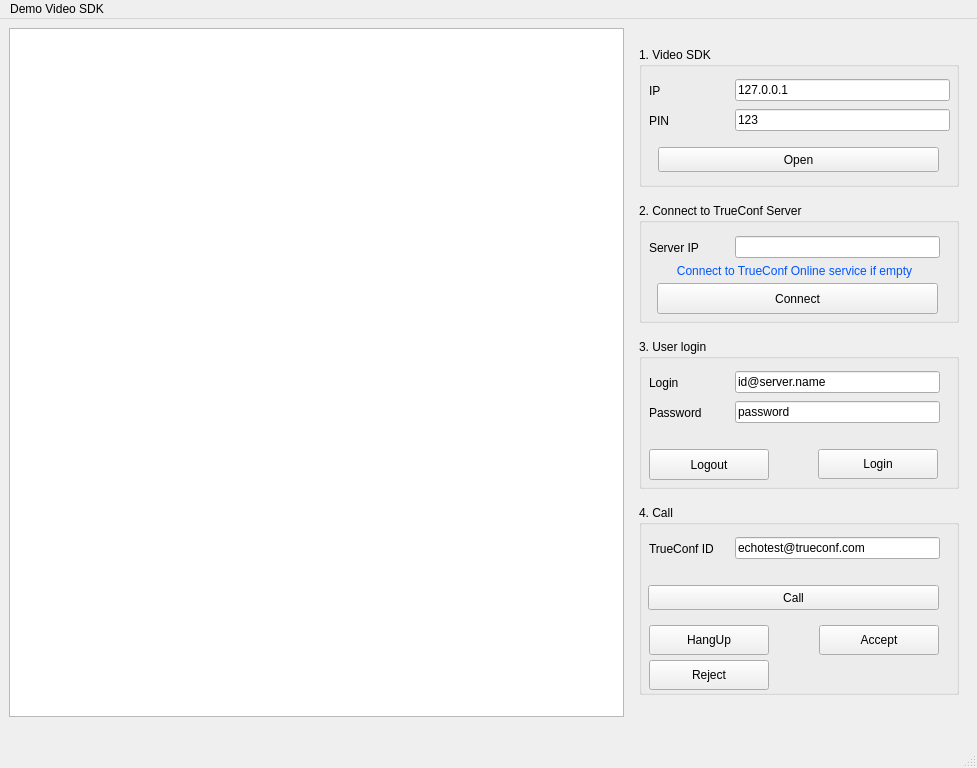
Before: the Qt Designer form mainwindow.ui in zoboff/DemoQtVideoSDK, drawn with Qt 5.
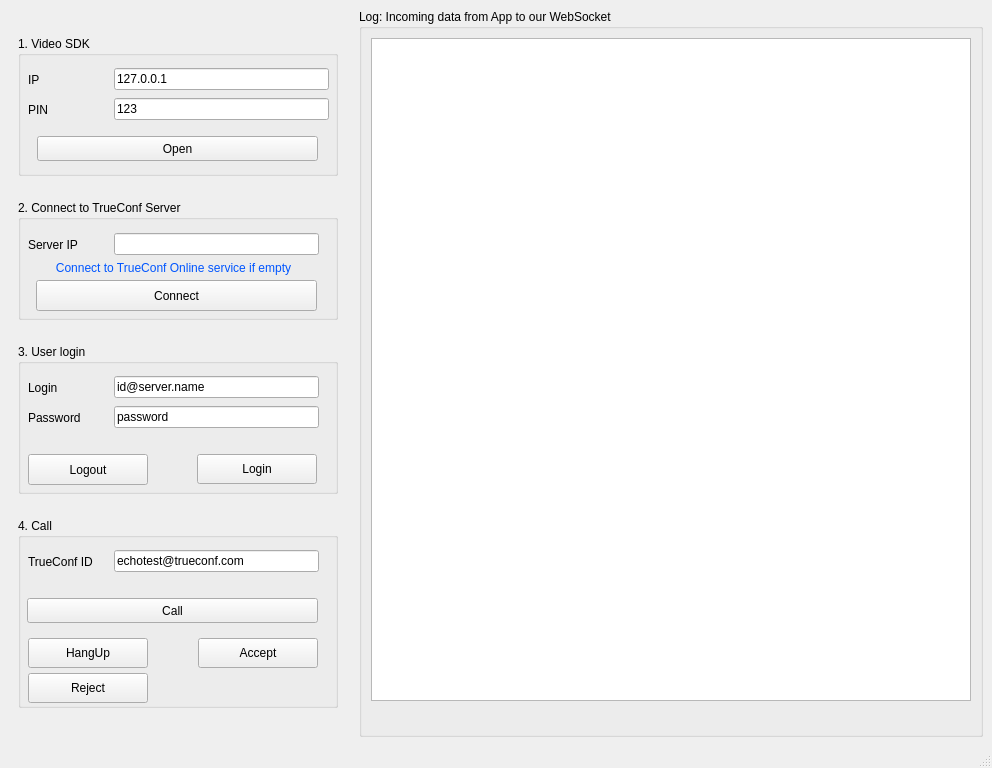
After: the same form once the commit is applied.

Commit message: + all incoming data messages append to the listWidget

```diff
--- a/mainwindow.ui
+++ b/mainwindow.ui
@@ -6,7 +6,7 @@
    <rect>
     <x>0</x>
     <y>0</y>
-    <width>977</width>
+    <width>992</width>
     <height>768</height>
    </rect>
   </property>
@@ -23,16 +23,6 @@
          <layout class="QVBoxLayout" name="verticalLayout_4">
           <item>
            <layout class="QHBoxLayout" name="horizontalLayout_2">
-            <item>
-             <widget class="QListWidget" name="listWidget">
-              <property name="iconSize">
-               <size>
-                <width>18</width>
-                <height>18</height>
-               </size>
-              </property>
-             </widget>
-            </item>
             <item>
              <widget class="QWidget" name="widget" native="true">
               <property name="minimumSize">
@@ -461,7 +451,49 @@
              </widget>
             </item>
             <item>
-             <layout class="QFormLayout" name="formLayout"/>
+             <layout class="QFormLayout" name="formLayout">
+              <item row="0" column="1">
+               <widget class="QGroupBox" name="groupBox_5">
+                <property name="title">
+                 <string>Log: Incoming data from App to our WebSocket</string>
+                </property>
+                <layout class="QVBoxLayout" name="verticalLayout_6">
+                 <item>
+                  <layout class="QVBoxLayout" name="verticalLayout_2">
+                   <item>
+                    <widget class="QListWidget" name="listWidget">
+                     <property name="editTriggers">
+                      <set>QAbstractItemView::CurrentChanged|QAbstractItemView::DoubleClicked|QAbstractItemView::EditKeyPressed</set>
+                     </property>
+                     <property name="iconSize">
+                      <size>
+                       <width>18</width>
+                       <height>18</height>
+                      </size>
+                     </property>
+                    </widget>
+                   </item>
+                   <item>
+                    <widget class="QLabel" name="stateLabel">
+                     <property name="font">
+                      <font>
+                       <pointsize>12</pointsize>
+                      </font>
+                     </property>
+                     <property name="text">
+                      <string>&lt;State&gt;</string>
+                     </property>
+                     <property name="alignment">
+                      <set>Qt::AlignCenter</set>
+                     </property>
+                    </widget>
+                   </item>
+                  </layout>
+                 </item>
+                </layout>
+               </widget>
+              </item>
+             </layout>
             </item>
            </layout>
           </item>
@@ -471,16 +503,6 @@
       </item>
      </layout>
     </item>
-    <item>
-     <widget class="QLabel" name="stateLabel">
-      <property name="text">
-       <string>&lt;Current state&gt;</string>
-      </property>
-      <property name="alignment">
-       <set>Qt::AlignCenter</set>
-      </property>
-     </widget>
-    </item>
    </layout>
   </widget>
   <widget class="QMenuBar" name="menubar">
@@ -488,16 +510,10 @@
     <rect>
      <x>0</x>
      <y>0</y>
-     <width>977</width>
+     <width>992</width>
      <height>21</height>
     </rect>
    </property>
-   <widget class="QMenu" name="menuDemo_Video_SDK">
-    <property name="title">
-     <string>Demo Video SDK</string>
-    </property>
-   </widget>
-   <addaction name="menuDemo_Video_SDK"/>
   </widget>
   <widget class="QStatusBar" name="statusbar"/>
  </widget>
```
Left out of the diff: 3 changed lines with no effect on the pictures. The commit also changes 6 other files.
